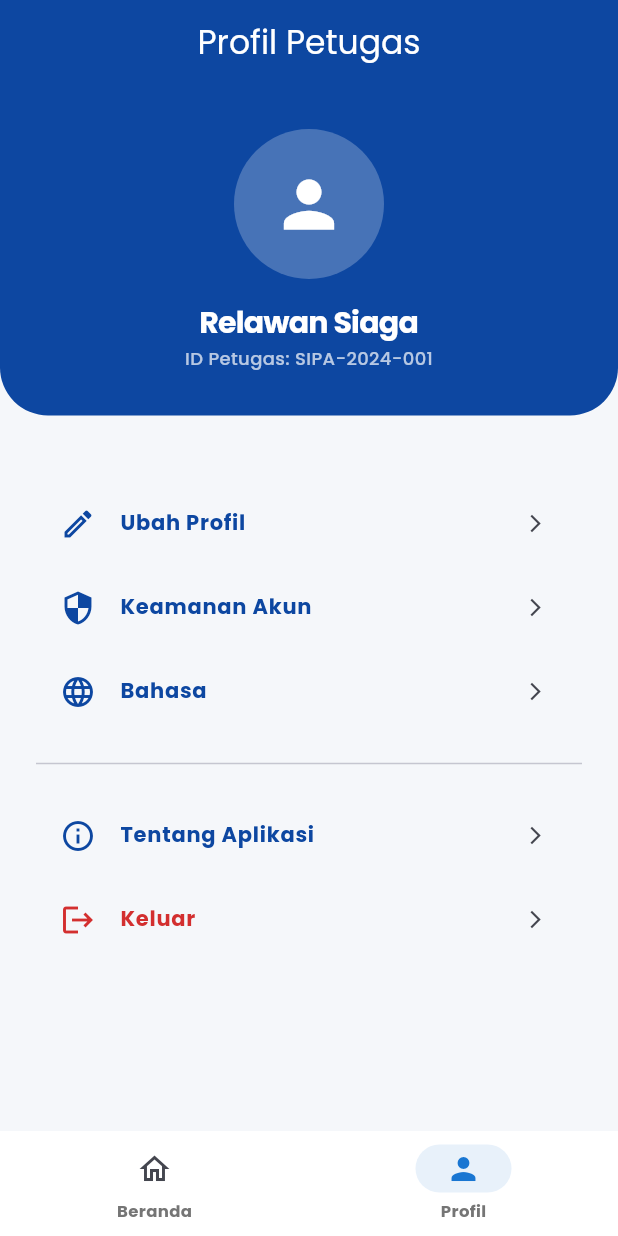
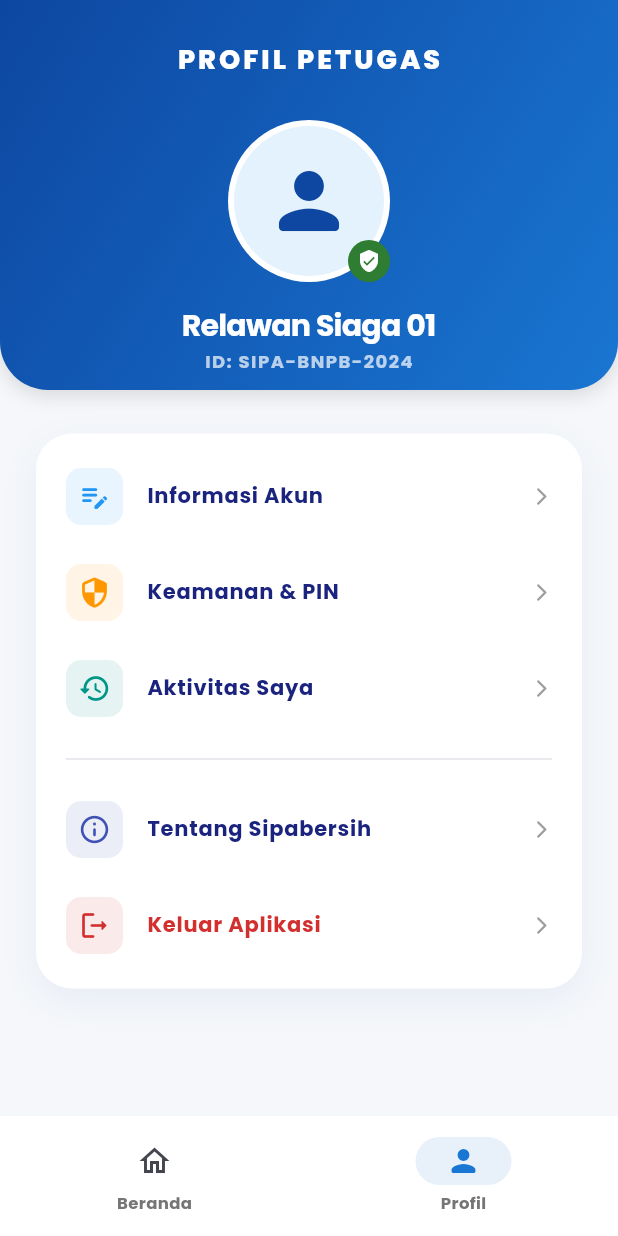
Before and after one commit to mdhrarrf/sipabersih, a Flutter app: the screen it shows after launch, item 2 of the bottom bar chosen, on a phone screen of 412 x 824 dp. Run offline on Flutter 3.47's test engine with Material 3 defaults, Android fonts, the phone set to English and light mode, and no system bars; our stand-ins replace fl_chart, google_fonts, pdf, printing, sqflite; accounts and stored records are empty.

Commit message:
profile nav dll

```diff
--- a/lib/screens/main_navigation.dart
+++ b/lib/screens/main_navigation.dart
@@ -13,7 +13,6 @@ class MainNavigation extends StatefulWidget {
 class _MainNavigationState extends State<MainNavigation> {
   int _currentIndex = 0;
 
-  // Daftar halaman yang bisa diakses lewat navbar
   final List<Widget> _pages = [const HomeScreen(), const ProfileScreen()];
 
   @override
@@ -32,23 +31,25 @@ class _MainNavigationState extends State<MainNavigation> {
         ),
         child: NavigationBar(
           selectedIndex: _currentIndex,
-          onDestinationSelected: (index) {
-            setState(() {
-              _currentIndex = index;
-            });
-          },
+          onDestinationSelected: (index) =>
+              setState(() => _currentIndex = index),
           backgroundColor: Colors.white,
           elevation: 10,
-          height: 70,
           destinations: const [
             NavigationDestination(
               icon: Icon(Icons.home_outlined),
-              selectedIcon: Icon(Icons.home, color: AppColors.accentBlue),
+              selectedIcon: Icon(
+                Icons.home_rounded,
+                color: AppColors.accentBlue,
+              ),
               label: 'Beranda',
             ),
             NavigationDestination(
               icon: Icon(Icons.person_outline),
-              selectedIcon: Icon(Icons.person, color: AppColors.accentBlue),
+              selectedIcon: Icon(
+                Icons.person_rounded,
+                color: AppColors.accentBlue,
+              ),
               label: 'Profil',
             ),
           ],
--- a/lib/screens/profile_screen.dart
+++ b/lib/screens/profile_screen.dart
@@ -6,85 +6,210 @@ class ProfileScreen extends StatelessWidget {
 
   @override
   Widget build(BuildContext context) {
+    // 1. Logika Tinggi yang Dikunci (Sama dengan HomeScreen tapi lebih tinggi sedikit untuk Profil)
+    final double statusBarHeight = MediaQuery.of(context).padding.top;
+    const double fixedHeaderHeight =
+        260.0; // Ditinggikan agar pas membungkus foto & nama
+
     return Scaffold(
       backgroundColor: AppColors.background,
-      appBar: AppBar(
-        title: const Text("Profil Petugas"),
-        backgroundColor: AppColors.primaryDark,
-        foregroundColor: Colors.white,
-        elevation: 0,
-        centerTitle: true,
+      body: Stack(
+        children: [
+          // 2. BACKGROUND BIRU (Lengkungan yang Stay & Simetris)
+          _buildHeroBackground(statusBarHeight + fixedHeaderHeight),
+
+          SafeArea(
+            bottom: false,
+            child: SingleChildScrollView(
+              physics: const BouncingScrollPhysics(),
+              child: Column(
+                children: [
+                  const SizedBox(height: 10),
+                  _buildTopBar(), // Tulisan PROFIL PETUGAS
+                  // 3. Header Profil (Tetap berada di dalam area Biru)
+                  _buildProfileHeader(),
+
+                  const SizedBox(height: 40),
+
+                  // 4. Menu Section (Berada di area putih/background)
+                  _buildMenuSection(context),
+                  const SizedBox(height: 40),
+                ],
+              ),
+            ),
+          ),
+        ],
       ),
-      body: SingleChildScrollView(
+    );
+  }
+
+  // Fungsi Lengkungan Simetris (Identik dengan HomeScreen)
+  Widget _buildHeroBackground(double height) {
+    return Container(
+      height: height,
+      width: double.infinity,
+      decoration: const BoxDecoration(
+        gradient: AppColors.primaryGradient,
+        borderRadius: BorderRadius.vertical(
+          bottom: Radius.circular(32), // Lengkungan yang konsisten
+        ),
+        boxShadow: [
+          BoxShadow(
+            color: Colors.black12,
+            blurRadius: 10,
+            offset: Offset(0, 4),
+          ),
+        ],
+      ),
+    );
+  }
+
+  Widget _buildTopBar() {
+    return Container(
+      height: 60,
+      alignment: Alignment.center,
+      child: Text(
+        "PROFIL PETUGAS",
+        style: AppStyles.h1.copyWith(
+          color: Colors.white,
+          fontSize: 18,
+          letterSpacing: 2,
+          fontWeight: FontWeight.w800,
+        ),
+      ),
+    );
+  }
+
+  Widget _buildProfileHeader() {
+    return Column(
+      children: [
+        const SizedBox(height: 10),
+        Stack(
+          alignment: Alignment.bottomRight,
+          children: [
+            Container(
+              padding: const EdgeInsets.all(4),
+              decoration: const BoxDecoration(
+                color: Colors.white,
+                shape: BoxShape.circle,
+              ),
+              child: const CircleAvatar(
+                radius: 50,
+                backgroundColor: AppColors.lightBlue,
+                child: Icon(
+                  Icons.person_rounded,
+                  size: 60,
+                  color: AppColors.primaryDark,
+                ),
+              ),
+            ),
+            Container(
+              padding: const EdgeInsets.all(6),
+              decoration: const BoxDecoration(
+                color: AppColors.success,
+                shape: BoxShape.circle,
+              ),
+              child: const Icon(
+                Icons.verified_user,
+                size: 16,
+                color: Colors.white,
+              ),
+            ),
+          ],
+        ),
+        const SizedBox(height: 15),
+        Text(
+          "Relawan Siaga 01",
+          style: AppStyles.h1.copyWith(color: Colors.white, fontSize: 20),
+        ),
+        Text(
+          "ID: SIPA-BNPB-2024",
+          style: AppStyles.caption.copyWith(
+            color: Colors.white70,
+            letterSpacing: 1,
+            fontWeight: FontWeight.bold,
+          ),
+        ),
+      ],
+    );
+  }
+
+  Widget _buildMenuSection(BuildContext context) {
+    return Padding(
+      padding: const EdgeInsets.symmetric(horizontal: 24),
+      child: Container(
+        padding: const EdgeInsets.symmetric(vertical: 10),
+        decoration: BoxDecoration(
+          color: Colors.white,
+          borderRadius: AppStyles.radiusL,
+          boxShadow: AppStyles.softShadow,
+        ),
         child: Column(
           children: [
-            _buildHeader(),
-            const SizedBox(height: 20),
-            _buildMenuSection(context),
+            _buildProfileItem(
+              Icons.edit_note_rounded,
+              "Informasi Akun",
+              Colors.blue,
+            ),
+            _buildProfileItem(
+              Icons.security_rounded,
+              "Keamanan & PIN",
+              Colors.orange,
+            ),
+            _buildProfileItem(
+              Icons.history_rounded,
+              "Aktivitas Saya",
+              Colors.teal,
+            ),
+            const Padding(
+              padding: EdgeInsets.symmetric(horizontal: 20),
+              child: Divider(height: 30, thickness: 0.5),
+            ),
+            _buildProfileItem(
+              Icons.info_outline_rounded,
+              "Tentang Sipabersih",
+              Colors.indigo,
+            ),
+            _buildProfileItem(
+              Icons.logout_rounded,
+              "Keluar Aplikasi",
+              AppColors.danger,
+              isLast: true,
+            ),
           ],
         ),
       ),
     );
   }
 
-  Widget _buildHeader() {
-    return Container(
-      width: double.infinity,
-      padding: const EdgeInsets.symmetric(vertical: 30),
-      decoration: const BoxDecoration(
-        color: AppColors.primaryDark,
-        borderRadius: BorderRadius.vertical(bottom: Radius.circular(32)),
-      ),
-      child: Column(
-        children: [
-          const CircleAvatar(
-            radius: 50,
-            backgroundColor: Colors.white24,
-            child: Icon(Icons.person, size: 50, color: Colors.white),
-          ),
-          const SizedBox(height: 15),
-          Text(
-            "Relawan Siaga",
-            style: AppStyles.h1.copyWith(color: Colors.white, fontSize: 20),
-          ),
-          Text(
-            "ID Petugas: SIPA-2024-001",
-            style: AppStyles.caption.copyWith(color: Colors.white70),
-          ),
-        ],
-      ),
-    );
-  }
-
-  Widget _buildMenuSection(BuildContext context) {
-    return Padding(
-      padding: const EdgeInsets.all(24.0),
-      child: Column(
-        children: [
-          _buildProfileItem(Icons.edit_outlined, "Ubah Profil"),
-          _buildProfileItem(Icons.security_outlined, "Keamanan Akun"),
-          _buildProfileItem(Icons.language_outlined, "Bahasa"),
-          const Divider(height: 40),
-          _buildProfileItem(Icons.info_outline, "Tentang Aplikasi"),
-          _buildProfileItem(Icons.logout, "Keluar", isDanger: true),
-        ],
-      ),
-    );
-  }
-
   Widget _buildProfileItem(
     IconData icon,
-    String title, {
-    bool isDanger = false,
+    String title,
+    Color color, {
+    bool isLast = false,
   }) {
-    final color = isDanger ? AppColors.danger : AppColors.primaryDark;
     return ListTile(
-      leading: Icon(icon, color: color),
+      contentPadding: const EdgeInsets.symmetric(horizontal: 20, vertical: 4),
+      leading: Container(
+        padding: const EdgeInsets.all(8),
+        decoration: BoxDecoration(
+          color: color.withOpacity(0.1),
+          borderRadius: BorderRadius.circular(10),
+        ),
+        child: Icon(icon, color: color, size: 22),
+      ),
       title: Text(
         title,
-        style: AppStyles.h2.copyWith(fontSize: 14, color: color),
+        style: AppStyles.h2.copyWith(
+          fontSize: 14,
+          color: isLast ? AppColors.danger : AppColors.textDark,
+        ),
       ),
-      trailing: const Icon(Icons.arrow_forward_ios, size: 14),
+      trailing: const Icon(
+        Icons.arrow_forward_ios_rounded,
+        size: 14,
+        color: Colors.grey,
+      ),
       onTap: () {},
     );
   }
```
